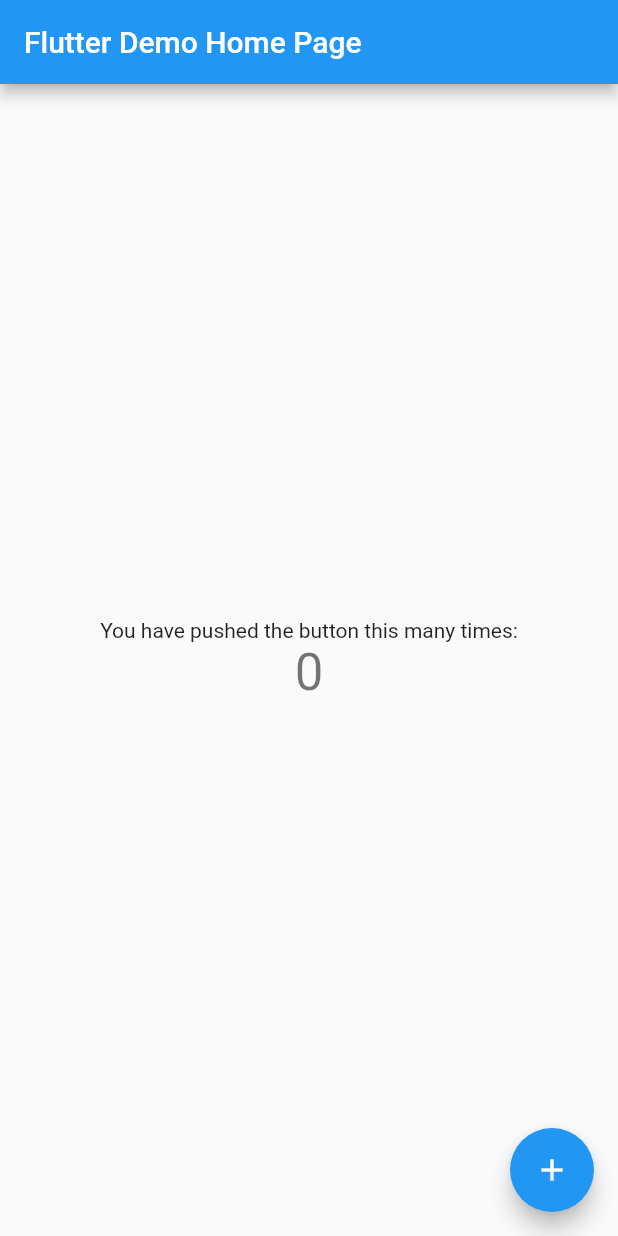
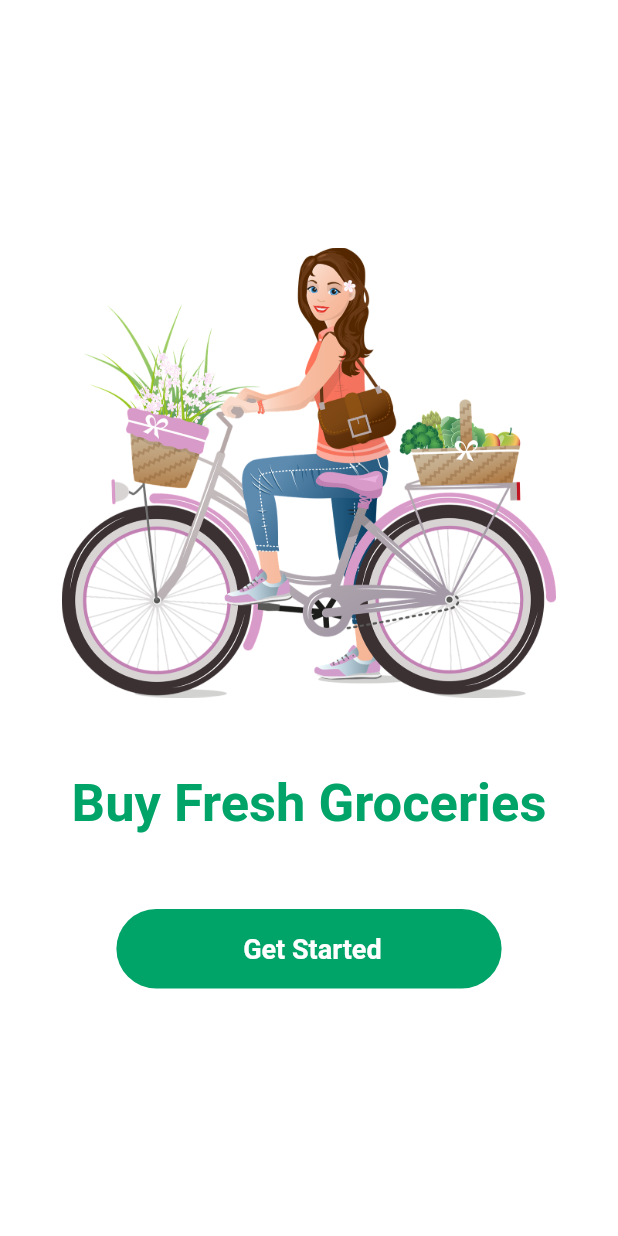
Before and after one commit to KHALMATOV-FARRUKH/grocery_store_app_ui, a Flutter app: the screen it shows after launch, on a phone screen of 412 x 824 dp. Run offline on Flutter 3.47's test engine with Material 2 defaults, Android fonts, the phone set to English and light mode, and no system bars.

Commit message:
Added .png files
Created:
splash_screen.dart
home_page.dart

```diff
--- a/lib/main.dart
+++ b/lib/main.dart
@@ -1,4 +1,6 @@
 import 'package:flutter/material.dart';
+import 'package:grocery_store_app_ui/pages/home_page.dart';
+import 'package:grocery_store_app_ui/pages/splash_screen.dart';
 
 void main() {
   runApp(const MyApp());
@@ -7,109 +9,14 @@
 class MyApp extends StatelessWidget {
   const MyApp({Key? key}) : super(key: key);
 
-  // This widget is the root of your application.
   @override
   Widget build(BuildContext context) {
     return MaterialApp(
-      title: 'Flutter Demo',
-      theme: ThemeData(
-        // This is the theme of your application.
-        //
-        // Try running your application with "flutter run". You'll see the
-        // application has a blue toolbar. Then, without quitting the app, try
-        // changing the primarySwatch below to Colors.green and then invoke
-        // "hot reload" (press "r" in the console where you ran "flutter run",
-        // or simply save your changes to "hot reload" in a Flutter IDE).
-        // Notice that the counter didn't reset back to zero; the application
-        // is not restarted.
-        primarySwatch: Colors.blue,
-      ),
-      home: const MyHomePage(title: 'Flutter Demo Home Page'),
+      debugShowCheckedModeBanner: false,
+      routes: {
+        "/": (context) => SplashScreen(),
+        "homePage": (context) => HomePage(),
+      },
     );
   }
 }
-
-class MyHomePage extends StatefulWidget {
-  const MyHomePage({Key? key, required this.title}) : super(key: key);
-
-  // This widget is the home page of your application. It is stateful, meaning
-  // that it has a State object (defined below) that contains fields that affect
-  // how it looks.
-
-  // This class is the configuration for the state. It holds the values (in this
-  // case the title) provided by the parent (in this case the App widget) and
-  // used by the build method of the State. Fields in a Widget subclass are
-  // always marked "final".
-
-  final String title;
-
-  @override
-  State<MyHomePage> createState() => _MyHomePageState();
-}
-
-class _MyHomePageState extends State<MyHomePage> {
-  int _counter = 0;
-
-  void _incrementCounter() {
-    setState(() {
-      // This call to setState tells the Flutter framework that something has
-      // changed in this State, which causes it to rerun the build method below
-      // so that the display can reflect the updated values. If we changed
-      // _counter without calling setState(), then the build method would not be
-      // called again, and so nothing would appear to happen.
-      _counter++;
-    });
-  }
-
-  @override
-  Widget build(BuildContext context) {
-    // This method is rerun every time setState is called, for instance as done
-    // by the _incrementCounter method above.
-    //
-    // The Flutter framework has been optimized to make rerunning build methods
-    // fast, so that you can just rebuild anything that needs updating rather
-    // than having to individually change instances of widgets.
-    return Scaffold(
-      appBar: AppBar(
-        // Here we take the value from the MyHomePage object that was created by
-        // the App.build method, and use it to set our appbar title.
-        title: Text(widget.title),
-      ),
-      body: Center(
-        // Center is a layout widget. It takes a single child and positions it
-        // in the middle of the parent.
-        child: Column(
-          // Column is also a layout widget. It takes a list of children and
-          // arranges them vertically. By default, it sizes itself to fit its
-          // children horizontally, and tries to be as tall as its parent.
-          //
-          // Invoke "debug painting" (press "p" in the console, choose the
-          // "Toggle Debug Paint" action from the Flutter Inspector in Android
-          // Studio, or the "Toggle Debug Paint" command in Visual Studio Code)
-          // to see the wireframe for each widget.
-          //
-          // Column has various properties to control how it sizes itself and
-          // how it positions its children. Here we use mainAxisAlignment to
-          // center the children vertically; the main axis here is the vertical
-          // axis because Columns are vertical (the cross axis would be
-          // horizontal).
-          mainAxisAlignment: MainAxisAlignment.center,
-          children: <Widget>[
-            const Text(
-              'You have pushed the button this many times:',
-            ),
-            Text(
-              '$_counter',
-              style: Theme.of(context).textTheme.headline4,
-            ),
-          ],
-        ),
-      ),
-      floatingActionButton: FloatingActionButton(
-        onPressed: _incrementCounter,
-        tooltip: 'Increment',
-        child: const Icon(Icons.add),
-      ), // This trailing comma makes auto-formatting nicer for build methods.
-    );
-  }
-}
--- /dev/null
+++ b/lib/pages/splash_screen.dart
@@ -0,0 +1,55 @@
+import 'package:flutter/cupertino.dart';
+import 'package:flutter/material.dart';
+
+class SplashScreen extends StatelessWidget {
+  const SplashScreen({Key? key}) : super(key: key);
+
+  @override
+  Widget build(BuildContext context) {
+    return Scaffold(
+      backgroundColor: Colors.white,
+      body: Center(
+        child: Column(
+          mainAxisAlignment: MainAxisAlignment.center,
+          children: [
+            Image.asset(
+              "assets/images/splash.png",
+              height: 300,
+            ),
+            Container(
+              margin: EdgeInsets.only(top: 50),
+              child: Text(
+                "Buy Fresh Groceries",
+                style: TextStyle(
+                    color: Color(0xFF00A368),
+                    fontSize: 35,
+                    fontWeight: FontWeight.bold),
+              ),
+            ),
+            SizedBox(height: 50),
+            InkWell(
+              onTap: () {
+                Navigator.pushNamed(context, "homePage");
+              },
+              child: Ink(
+                padding: EdgeInsets.symmetric(horizontal: 80, vertical: 16),
+                decoration: BoxDecoration(
+                  borderRadius: BorderRadius.circular(30),
+                  color: Color(0xFF00A368),
+                ),
+                child: Text(
+                  " Get Started",
+                  style: TextStyle(
+                    fontSize: 18,
+                    color: Colors.white,
+                    fontWeight: FontWeight.bold,
+                  ),
+                ),
+              ),
+            ),
+          ],
+        ),
+      ),
+    );
+  }
+}
--- a/pubspec.yaml
+++ b/pubspec.yaml
@@ -58,9 +58,8 @@
   uses-material-design: true
 
   # To add assets to your application, add an assets section, like this:
-  # assets:
-  #   - images/a_dot_burr.jpeg
-  #   - images/a_dot_ham.jpeg
+  assets:
+    - assets/images/
 
   # An image asset can refer to one or more resolution-specific "variants", see
   # https://flutter.dev/assets-and-images/#resolution-aware.
```
Also changed, not shown: lib/pages/home_page.dart (added, +53 -0 lines), assets/images/1.png (added), assets/images/2.png (added), assets/images/3.png (added), assets/images/4.png (added), assets/images/5.png (added), assets/images/6.png (added), assets/images/7.png (added), assets/images/splash.png (added), 1 other file.
